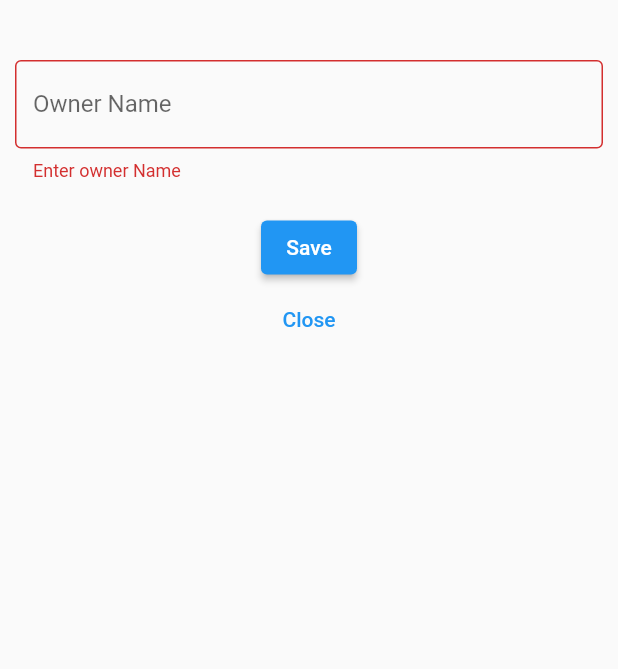
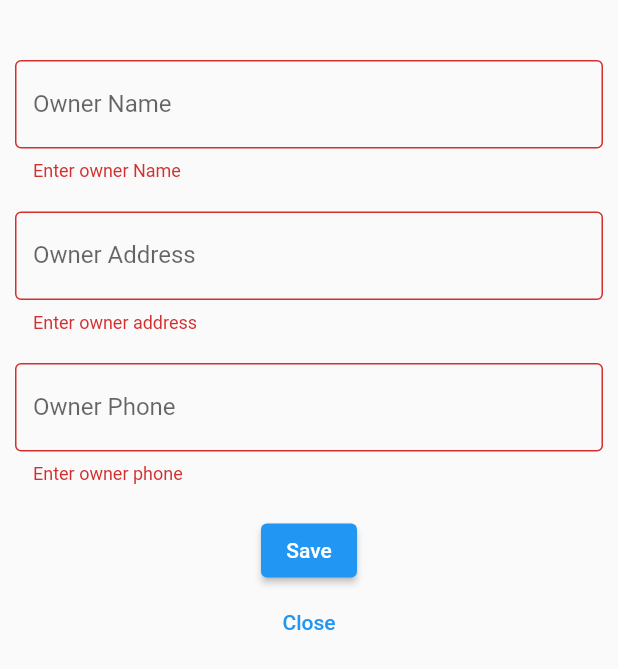
Before and after one commit to mraheelkhan/dvm-doctor, a Flutter app: the OwnerAdd widget shown alone on an empty page, opened directly with empty values, after a tap on "Save", on a phone screen of 412 x 824 dp. Shown: the top 669 px of the screen. Run offline on Flutter 3.47's test engine with Material 2 defaults, Android fonts, the phone set to English and light mode, and no system bars; our stand-ins replace device_info_plus, shared_preferences; accounts and stored records are empty; network calls fail.

Commit message:
owner add, edit

```diff
--- a/lib/models/OwnerResponse.dart
+++ b/lib/models/OwnerResponse.dart
@@ -15,13 +15,13 @@ class OwnerResponse {
 }
 
 class OwnerData {
-  int id;
+  int? id;
   String name;
   String phone;
   String address;
 
   OwnerData(
-      {required this.id,
+      {this.id,
       required this.name,
       required this.address,
       required this.phone});
@@ -34,3 +34,17 @@ class OwnerData {
         phone: json['phone']);
   }
 }
+
+class OwnerCreateResponse {
+  int? status;
+  String? message;
+  OwnerData? data;
+
+  OwnerCreateResponse({this.status, this.data, this.message});
+
+  factory OwnerCreateResponse.fromJson(Map<String, dynamic> json) {
+    var dataList = OwnerData.fromJson(json['data']);
+    return OwnerCreateResponse(
+        status: json['status'], data: dataList, message: json['message']);
+  }
+}
--- a/lib/providers/OwnerProvider.dart
+++ b/lib/providers/OwnerProvider.dart
@@ -20,16 +20,17 @@ class OwnerProvider extends ChangeNotifier {
     notifyListeners();
   }
 
-  // Future addOwner(String name) async {
-  //   try {
-  //     Owner addOwner = await apiService.addOwner(name);
-  //     owners.add(addOwner);
+  Future addOwner(OwnerData owner) async {
+    try {
+      OwnerCreateResponse addOwner = await apiService.addOwner(owner);
+      owners.data?.add(addOwner.data!);
+      // owners.add(addOwner);
 
-  //     notifyListeners();
-  //   } catch (Exception) {
-  //     print(Exception);
-  //   }
-  // }
+      notifyListeners();
+    } catch (Exception) {
+      print(Exception);
+    }
+  }
 
   Future updateOwner(OwnerData owner) async {
     try {
--- a/lib/services/Api.dart
+++ b/lib/services/Api.dart
@@ -13,7 +13,7 @@ class ApiService {
 
   final String baseUrl =
       // 'http://192.168.10.17/Laravel-Flutter-Course-API/public/api/';
-      'http://9a44-111-119-177-39.ngrok.io/api/';
+      'http://6e9c-111-119-178-158.ngrok.io/api/';
 
   Future<OwnerResponse> fetchOwners() async {
     OwnerResponse _owner;
@@ -36,7 +36,7 @@ class ApiService {
     // return owner.map<Owner>((json) => Owner.fromMap(json));
   }
 
-  Future<OwnerResponse> addOwner(String name) async {
+  Future<OwnerCreateResponse> addOwner(OwnerData owner) async {
     String uri = baseUrl + 'owners';
 
     http.Response response = await http.post(Uri.parse(uri),
@@ -45,12 +45,18 @@ class ApiService {
           HttpHeaders.acceptHeader: 'application/json',
           HttpHeaders.authorizationHeader: 'Bearer $token'
         },
-        body: jsonEncode({'name': name}));
+        body: jsonEncode({
+          'name': owner.name,
+          'address': owner.address,
+          'phone': owner.phone
+        }));
     if (response.statusCode != 201) {
       throw Exception('Something went wrong while create! Error code: ' +
-          response.statusCode.toString());
+          response.statusCode.toString() +
+          ' ' +
+          response.body);
     }
-    return OwnerResponse.fromJson(jsonDecode(response.body));
+    return OwnerCreateResponse.fromJson(jsonDecode(response.body));
   }
 
   Future<OwnerData> updateOwner(OwnerData owner) async {
--- a/lib/widgets/OwnerAdd.dart
+++ b/lib/widgets/OwnerAdd.dart
@@ -1,3 +1,4 @@
+import 'package:dvm_doctor/models/OwnerResponse.dart';
 import 'package:flutter/material.dart';
 
 class OwnerAdd extends StatefulWidget {
@@ -11,6 +12,9 @@ class OwnerAdd extends StatefulWidget {
 class _OwnerAddState extends State<OwnerAdd> {
   final GlobalKey<FormState> _formKey = GlobalKey<FormState>();
   final ownerNameController = TextEditingController();
+  final ownerAddressController = TextEditingController();
+  final ownerPhoneController = TextEditingController();
+
   String errorMessage = '';
   Future addOwner() async {
     final form = _formKey.currentState;
@@ -18,8 +22,11 @@ class _OwnerAddState extends State<OwnerAdd> {
     if (!form!.validate()) {
       return;
     }
-
-    await widget.ownerCallback(ownerNameController.text);
+    OwnerData ownerData = OwnerData(
+        name: ownerNameController.text,
+        address: ownerAddressController.text,
+        phone: ownerPhoneController.text);
+    await widget.ownerCallback(ownerData);
 
     Navigator.pop(context);
   }
@@ -54,6 +61,50 @@ class _OwnerAddState extends State<OwnerAdd> {
                       labelText: 'Owner Name',
                     ),
                   ),
+                  Padding(padding: EdgeInsets.only(top: 20)),
+                  TextFormField(
+                    onChanged: (value) => setState(() {
+                      errorMessage = '';
+                    }),
+                    controller: ownerAddressController,
+                    //initialValue:
+                    //    category.name,
+                    validator: (String? value) {
+                      if (value!.isEmpty) {
+                        return 'Enter owner address';
+                      }
+                      if (value.length <= 5) {
+                        return 'Owner address should be greater than 5 letters.';
+                      }
+                      return null;
+                    },
+                    decoration: InputDecoration(
+                      border: OutlineInputBorder(),
+                      labelText: 'Owner Address',
+                    ),
+                  ),
+                  Padding(padding: EdgeInsets.only(top: 20)),
+                  TextFormField(
+                    onChanged: (value) => setState(() {
+                      errorMessage = '';
+                    }),
+                    controller: ownerPhoneController,
+                    //initialValue:
+                    //    category.name,
+                    validator: (String? value) {
+                      if (value!.isEmpty) {
+                        return 'Enter owner phone';
+                      }
+                      if (value.length <= 7) {
+                        return 'Owner phone number should be greater than 7 letters.';
+                      }
+                      return null;
+                    },
+                    decoration: InputDecoration(
+                      border: OutlineInputBorder(),
+                      labelText: 'Owner Phone',
+                    ),
+                  ),
                   Padding(
                       padding: EdgeInsets.only(top: 20),
                       child: ElevatedButton(
```
Also changed, not shown: lib/activities/owners.dart (+6 -6 lines).
